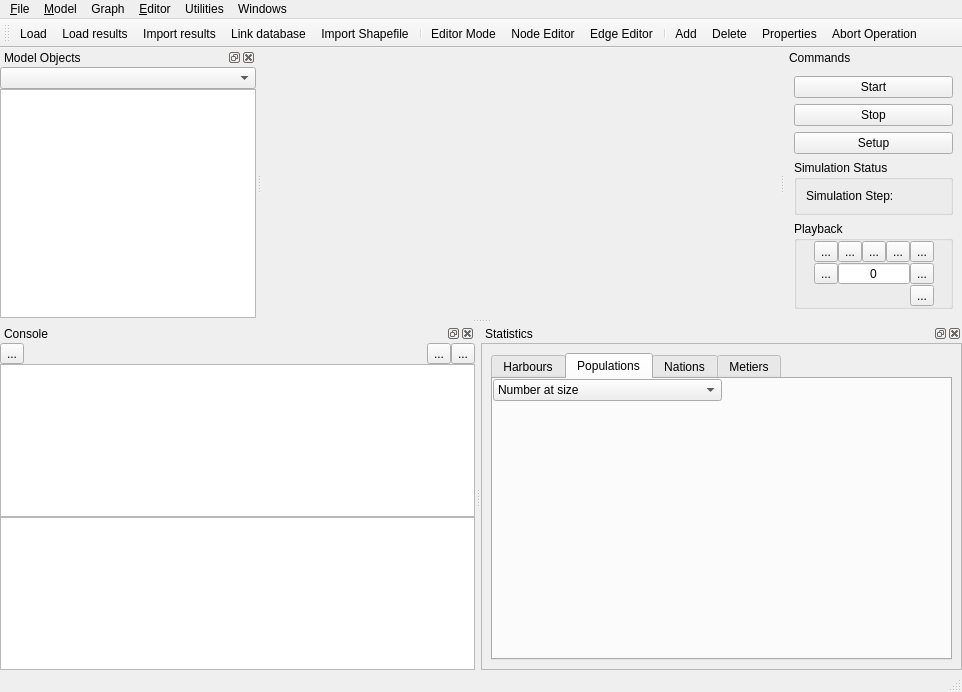
frabas/DISPLACE_GUI, file qtgui/mainwindow.ui: the form before one commit.
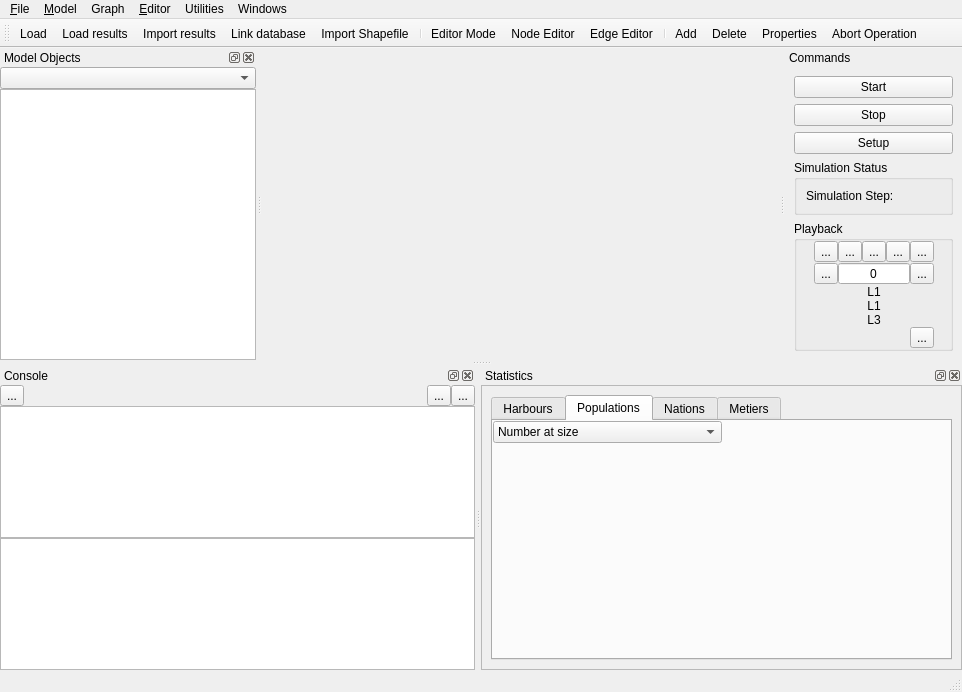
The form after the commit. Icons and pictures are not drawn. Custom widgets are drawn as their Qt base class.

Commit message: More Vessel info displayed on map. Calendar access functions.

```diff
--- a/qtgui/mainwindow.ui
+++ b/qtgui/mainwindow.ui
@@ -849,13 +849,38 @@
           </property>
          </spacer>
         </item>
-        <item row="2" column="5">
+        <item row="3" column="5">
          <widget class="QToolButton" name="play_params">
           <property name="text">
            <string>...</string>
           </property>
          </widget>
         </item>
+        <item row="2" column="1" colspan="5">
+         <widget class="QLabel" name="calendar">
+          <property name="text">
+           <string>L1
+L1
+L3</string>
+          </property>
+          <property name="alignment">
+           <set>Qt::AlignCenter</set>
+          </property>
+         </widget>
+        </item>
+        <item row="2" column="6">
+         <spacer name="verticalSpacer_2">
+          <property name="orientation">
+           <enum>Qt::Vertical</enum>
+          </property>
+          <property name="sizeHint" stdset="0">
+           <size>
+            <width>0</width>
+            <height>40</height>
+           </size>
+          </property>
+         </spacer>
+        </item>
        </layout>
       </widget>
      </item>
```
Left out of the diff: 23 changed lines with no effect on the pictures. The commit also changes 6 other files.
